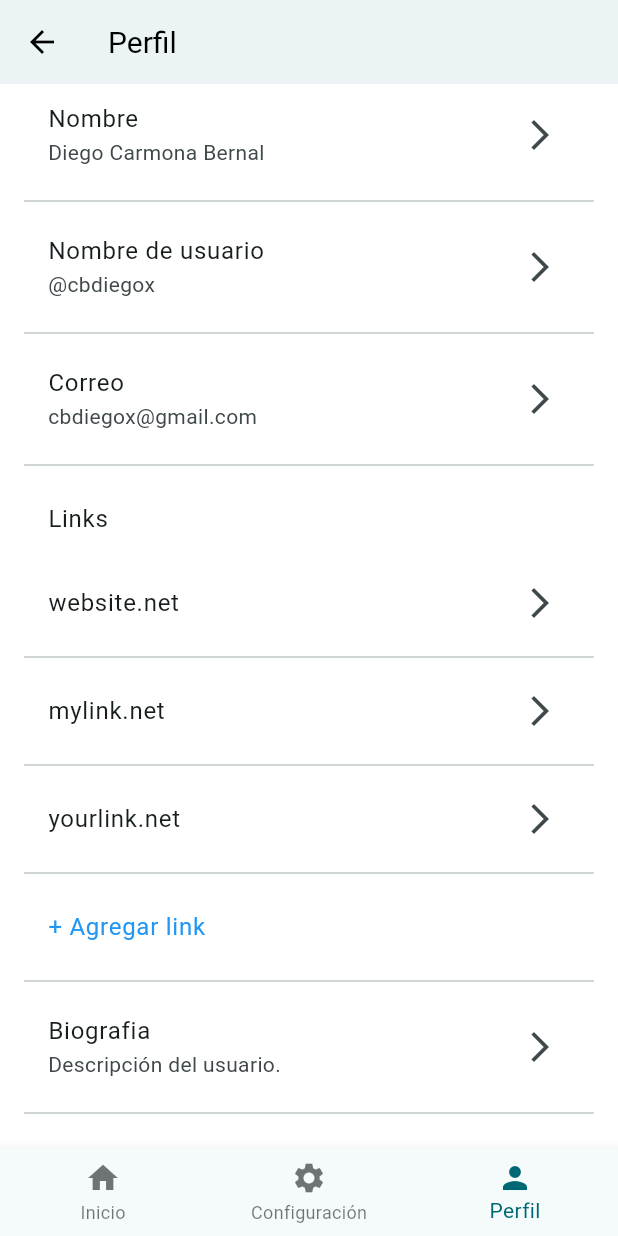
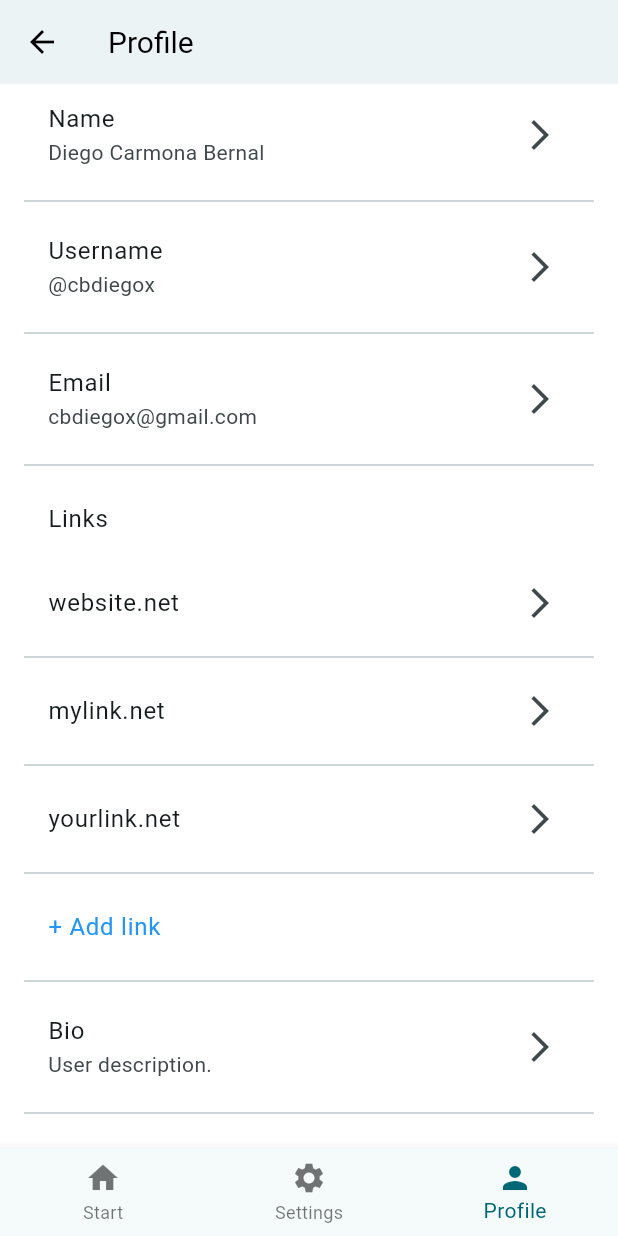
Before and after one commit to ManuelPeregrino/Finner, a Flutter app: the ProfilePage screen opened by its route, scrolled down 206 dp, on a phone screen of 412 x 824 dp. Run offline on Flutter 3.47's test engine with Material 3 defaults, Android fonts, the phone set to English and light mode, and no system bars; our stand-ins replace fl_chart, table_calendar.

Commit message:
translated app language to english

```diff
--- a/lib/views/login_page.dart
+++ b/lib/views/login_page.dart
@@ -18,18 +18,18 @@ class LoginPage extends StatelessWidget {
             ),
             const SizedBox(height: 32),
             const Text(
-              'Crear una cuenta',
+              'Create new account',
               style: TextStyle(fontSize: 20, fontWeight: FontWeight.bold),
             ),
             const SizedBox(height: 8),
-            const Text(
-              'Ingrese su correo electrónico para registrarse en esta aplicación',
-              style: TextStyle(fontSize: 16, color: Colors.grey),
-            ),
+            // const Text(
+            //   'Ingrese su correo electrónico para registrarse en esta aplicación ',
+            //   style: TextStyle(fontSize: 16, color: Colors.grey),
+            // ),
             const SizedBox(height: 32),
             TextField(
               decoration: InputDecoration(
-                hintText: 'correo@dominio.com',
+                hintText: 'user@email.com',
                 border: OutlineInputBorder(
                   borderRadius: BorderRadius.circular(8),
                 ),
@@ -45,7 +45,7 @@ class LoginPage extends StatelessWidget {
                   borderRadius: BorderRadius.circular(8),
                 ),
               ),
-              child: const Text('Regístrese con correo electrónico',
+              child: const Text('Register with email',
                   style: TextStyle(color: Colors.white)),
             ),
             const SizedBox(height: 16),
@@ -54,7 +54,7 @@ class LoginPage extends StatelessWidget {
                 Expanded(child: Divider(color: Colors.grey)),
                 Padding(
                   padding: EdgeInsets.symmetric(horizontal: 8.0),
-                  child: Text('o continuar con',
+                  child: Text('or continue with',
                       style: TextStyle(color: Colors.grey)),
                 ),
                 Expanded(child: Divider(color: Colors.grey)),
@@ -83,7 +83,7 @@ class LoginPage extends StatelessWidget {
             ),
             const SizedBox(height: 32),
             const Text(
-              'Al hacer clic en continuar, acepta nuestros Términos de servicio y Política de privacidad',
+              'By clicking continue you are accepting our Terms of Service and Privacy Policy',
               textAlign: TextAlign.center,
               style: TextStyle(fontSize: 12, color: Colors.grey),
             ),
--- a/lib/views/profile_page.dart
+++ b/lib/views/profile_page.dart
@@ -17,7 +17,7 @@ class ProfilePage extends StatelessWidget {
             );
           },
         ),
-        title: const Text('Perfil'),
+        title: const Text('Profile'),
       ),
       body: SingleChildScrollView(
         child: Padding(
@@ -25,7 +25,7 @@ class ProfilePage extends StatelessWidget {
           child: Column(
             children: [
               const SizedBox(height: 16),
-              CircleAvatar(
+              const CircleAvatar(
                 radius: 50,
                 backgroundImage: AssetImage('assets/images/profile.avif'),
               ),
@@ -35,16 +35,16 @@ class ProfilePage extends StatelessWidget {
                   // Acción para editar la imagen de perfil
                 },
                 child: const Text(
-                  'Editar imagen de perfil',
+                  'Edit profile image',
                   style: TextStyle(color: Colors.blue),
                 ),
               ),
               const SizedBox(height: 16),
-              _buildProfileItem('Nombre', 'Diego Carmona Bernal'),
-              _buildProfileItem('Nombre de usuario', '@cbdiegox'),
-              _buildProfileItem('Correo', 'cbdiegox@gmail.com'),
+              _buildProfileItem('Name', 'Diego Carmona Bernal'),
+              _buildProfileItem('Username', '@cbdiegox'),
+              _buildProfileItem('Email', 'cbdiegox@gmail.com'),
               _buildProfileLinks(['website.net', 'mylink.net', 'yourlink.net']),
-              _buildProfileItem('Biografia', 'Descripción del usuario.'),
+              _buildProfileItem('Bio', 'User description.'),
             ],
           ),
         ),
@@ -53,15 +53,15 @@ class ProfilePage extends StatelessWidget {
         items: const [
           BottomNavigationBarItem(
             icon: Icon(Icons.home),
-            label: 'Inicio',
+            label: 'Start',
           ),
           BottomNavigationBarItem(
             icon: Icon(Icons.settings),
-            label: 'Configuración',
+            label: 'Settings',
           ),
           BottomNavigationBarItem(
             icon: Icon(Icons.person),
-            label: 'Perfil',
+            label: 'Profile',
           ),
         ],
         currentIndex: 2,
@@ -122,7 +122,7 @@ class ProfilePage extends StatelessWidget {
         ),
         ListTile(
           title: const Text(
-            '+ Agregar link',
+            '+ Add link',
             style: TextStyle(color: Colors.blue),
           ),
           onTap: () {
--- a/lib/views/reminders_page.dart
+++ b/lib/views/reminders_page.dart
@@ -90,7 +90,7 @@ class _RemindersPageState extends State<RemindersPage> {
                 Expanded(
                   child: TextField(
                     decoration: InputDecoration(
-                      prefixIcon: Icon(Icons.search),
+                      prefixIcon: const Icon(Icons.search),
                       hintText: 'Search',
                       border: OutlineInputBorder(
                         borderRadius: BorderRadius.circular(12),
@@ -101,9 +101,9 @@ class _RemindersPageState extends State<RemindersPage> {
                     ),
                   ),
                 ),
-                SizedBox(width: 8),
+                const SizedBox(width: 8),
                 IconButton(
-                  icon: Icon(Icons.filter_alt),
+                  icon: const Icon(Icons.filter_alt),
                   onPressed: () {
                     // Acción del botón de filtro (actualmente no hace nada)
                   },
--- a/lib/views/splash_screen_page.dart
+++ b/lib/views/splash_screen_page.dart
@@ -26,7 +26,7 @@ class _SplashScreenState extends State<SplashScreen> {
 
   @override
   Widget build(BuildContext context) {
-    return Scaffold(
+    return const Scaffold(
       body: Center(
         child: Text(
           'FINNER',
```
Also changed, not shown: lib/views/home_page.dart (+11 -11 lines), lib/views/task_detail_page.dart (+7 -7 lines).
